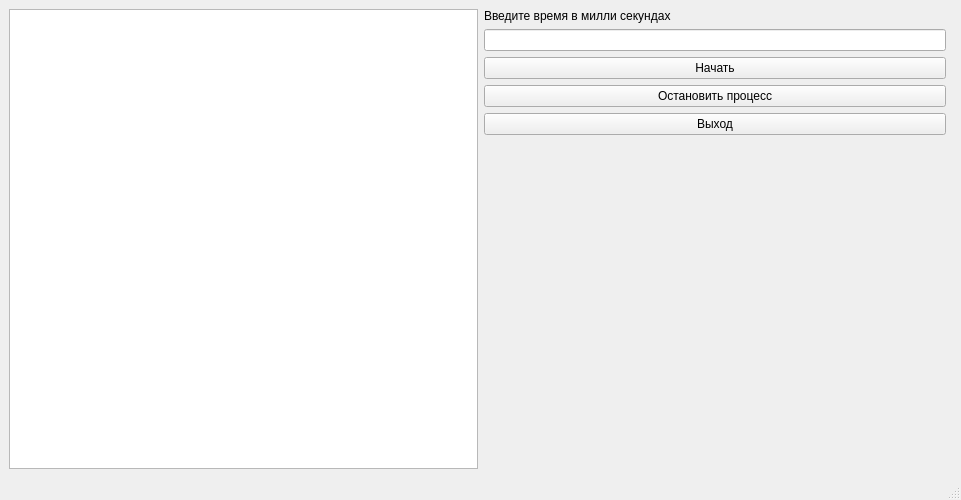
Before: the Qt Designer form UrlChecker/mainwindow.ui in pvshebarshin/AVsoftware, drawn with Qt 5.
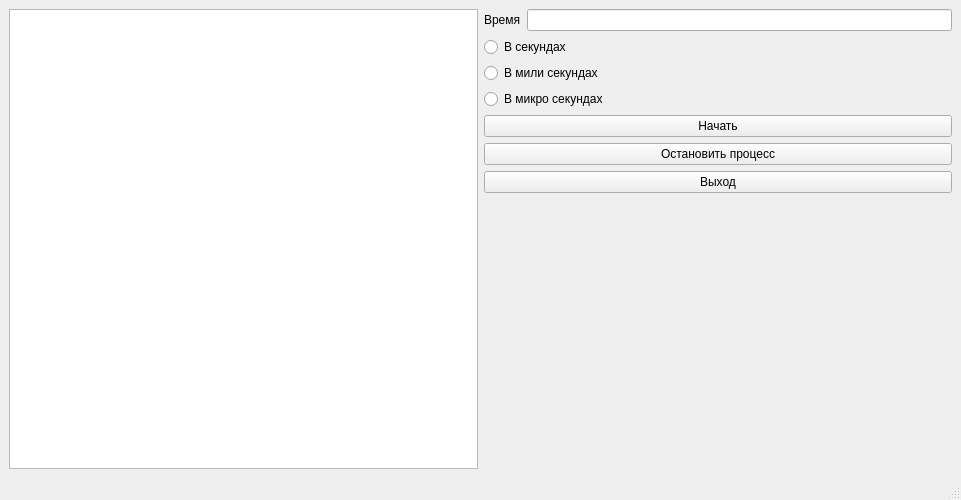
After: the same form once the commit is applied.

```diff
--- a/UrlChecker/mainwindow.ui
+++ b/UrlChecker/mainwindow.ui
@@ -14,47 +14,79 @@
    <string>MainWindow</string>
   </property>
   <widget class="QWidget" name="centralwidget">
-   <layout class="QGridLayout" name="gridLayout_2">
+   <layout class="QGridLayout" name="gridLayout">
     <item row="0" column="0">
      <widget class="QTableWidget" name="table"/>
     </item>
     <item row="0" column="1">
-     <layout class="QGridLayout" name="gridLayout">
+     <layout class="QVBoxLayout" name="verticalLayout_2">
       <property name="sizeConstraint">
        <enum>QLayout::SetFixedSize</enum>
       </property>
-      <item row="0" column="0" colspan="2">
-       <widget class="QLabel" name="label">
-        <property name="text">
-         <string>Введите время в милли секундах</string>
+      <item>
+       <layout class="QVBoxLayout" name="verticalLayout">
+        <property name="sizeConstraint">
+         <enum>QLayout::SetFixedSize</enum>
         </property>
-       </widget>
+        <item>
+         <layout class="QHBoxLayout" name="horizontalLayout">
+          <item>
+           <widget class="QLabel" name="label">
+            <property name="text">
+             <string>Время</string>
+            </property>
+           </widget>
+          </item>
+          <item>
+           <widget class="QLineEdit" name="time"/>
+          </item>
+         </layout>
+        </item>
+        <item>
+         <widget class="QRadioButton" name="radioButton_s">
+          <property name="text">
+           <string>В секундах</string>
+          </property>
+         </widget>
+        </item>
+        <item>
+         <widget class="QRadioButton" name="radioButton_ms">
+          <property name="text">
+           <string>В мили секундах</string>
+          </property>
+         </widget>
+        </item>
+        <item>
+         <widget class="QRadioButton" name="radioButton_ns">
+          <property name="text">
+           <string>В микро секундах</string>
+          </property>
+         </widget>
+        </item>
+       </layout>
       </item>
-      <item row="1" column="0">
-       <widget class="QLineEdit" name="time"/>
-      </item>
-      <item row="2" column="0">
+      <item>
        <widget class="QPushButton" name="beginButton">
         <property name="text">
          <string>Начать</string>
         </property>
        </widget>
       </item>
-      <item row="3" column="0">
+      <item>
        <widget class="QPushButton" name="exitButton">
         <property name="text">
          <string>Остановить процесс</string>
         </property>
        </widget>
       </item>
-      <item row="4" column="0">
+      <item>
        <widget class="QPushButton" name="redButton">
         <property name="text">
          <string>Выход</string>
         </property>
        </widget>
       </item>
-      <item row="5" column="0">
+      <item>
        <spacer name="verticalSpacer">
         <property name="orientation">
          <enum>Qt::Vertical</enum>
```
